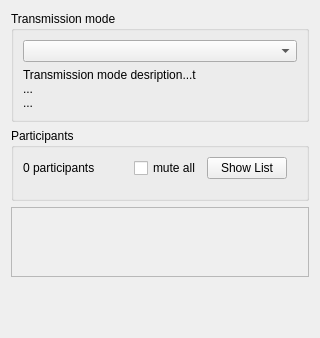
Above: UiModule/ui/VoiceControl.ui from realXtend/tundra before the change. Below: the same form after it.
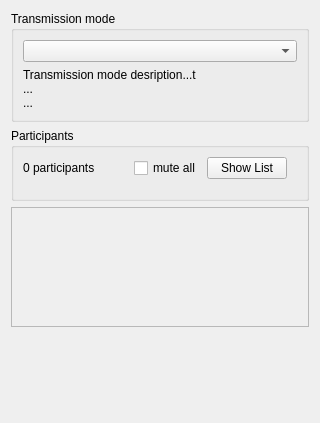
That is the form after the change.

Commit message: Fix a dangling pointer bug from voice settings widget. Minor voice ui tweaking.

```diff
--- a/UiModule/ui/VoiceControl.ui
+++ b/UiModule/ui/VoiceControl.ui
@@ -7,7 +7,7 @@
     <x>0</x>
     <y>0</y>
     <width>320</width>
-    <height>338</height>
+    <height>423</height>
    </rect>
   </property>
   <property name="minimumSize">
@@ -105,6 +105,12 @@
    </item>
    <item>
     <widget class="QScrollArea" name="scrollArea">
+     <property name="minimumSize">
+      <size>
+       <width>0</width>
+       <height>120</height>
+      </size>
+     </property>
      <property name="widgetResizable">
       <bool>true</bool>
      </property>
@@ -114,9 +120,15 @@
         <x>0</x>
         <y>0</y>
         <width>300</width>
-        <height>69</height>
+        <height>118</height>
        </rect>
       </property>
+      <property name="minimumSize">
+       <size>
+        <width>0</width>
+        <height>100</height>
+       </size>
+      </property>
       <layout class="QGridLayout" name="gridLayout">
        <property name="margin">
         <number>2</number>
```
Left out of the diff: 6 changed lines with no effect on the pictures. The commit also changes 2 other files.
